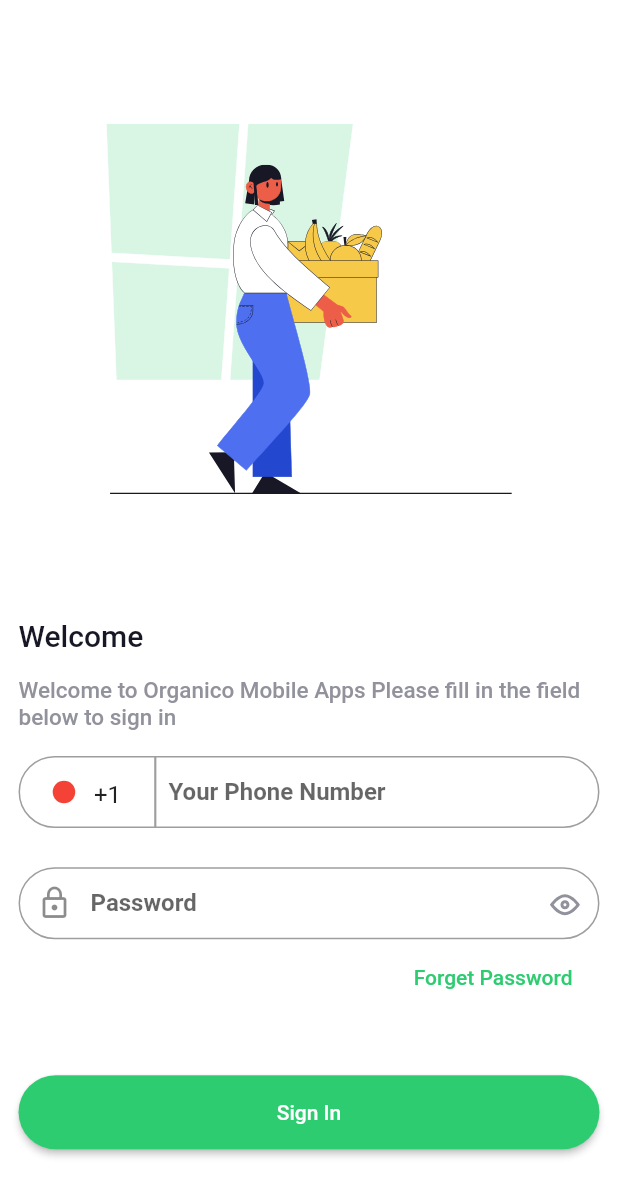
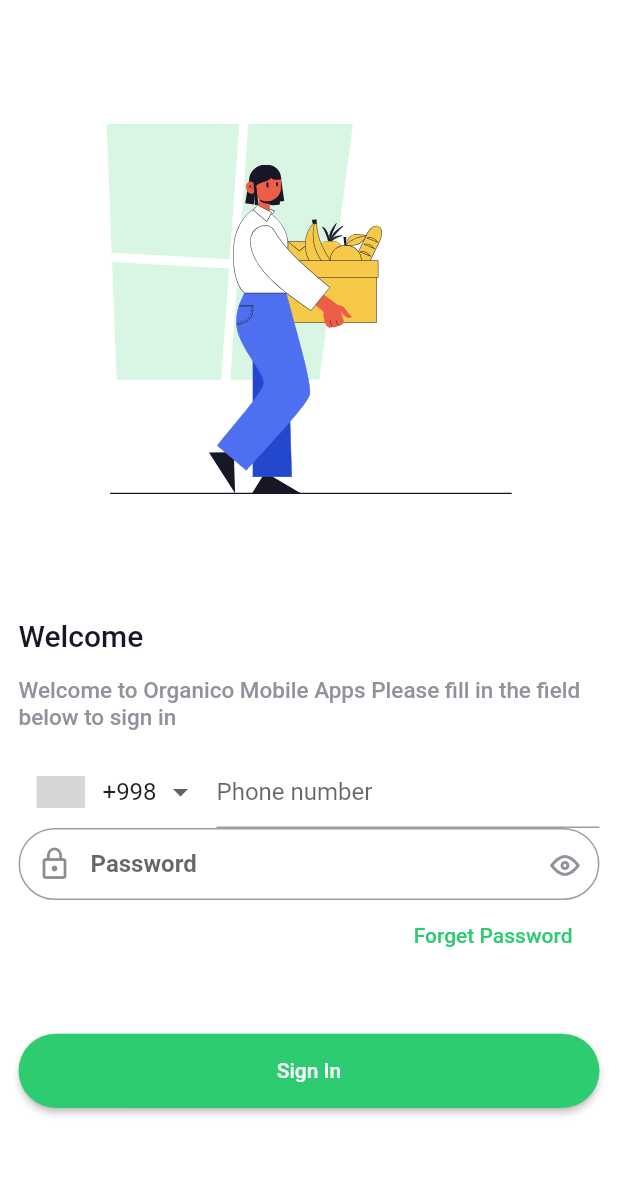
Before and after one commit to BekzodGayratov/GroceryApp, a Flutter app: the SignInPage screen opened by its route, on a phone screen of 412 x 824 dp. Shown: the top 1196 px of the screen. Run offline on Flutter 3.47's test engine with Material 2 defaults, Android fonts, the phone set to English and light mode, and no system bars; drawn by our look-alikes of intl_phone_number_input; our stand-ins replace animate_do, firebase_auth, firebase_core, flutter_svg; accounts and stored records are empty; grey boxes are pictures that could not be loaded.

Commit message:
UI ga commponentlar qo'shildi

```diff
--- a/lib/components/global_numbers.dart
+++ /dev/null
@@ -1,5 +0,0 @@
-List<String> names = [
-  "+1",
-  "+998",
-  "+44"
-];
--- a/lib/main.dart
+++ b/lib/main.dart
@@ -16,7 +16,7 @@ class MyApp extends StatelessWidget {
   Widget build(BuildContext context) {
     return MaterialApp(
       debugShowCheckedModeBanner: false,
-      initialRoute: '/enterance',
+      initialRoute: '/',
       onGenerateRoute: _myRouter.onGenerate,
     );
   }
--- a/lib/view/pages/enterance_page.dart
+++ b/lib/view/pages/enterance_page.dart
@@ -1,5 +1,4 @@
 import 'package:firebase_auth/firebase_auth.dart';
-import 'package:firebase_core/firebase_core.dart';
 import 'package:flutter/material.dart';
 import 'package:flutter_svg/flutter_svg.dart';
 import 'package:project/providers/change_theme_provider.dart';
--- a/lib/view/pages/sign_in_page.dart
+++ b/lib/view/pages/sign_in_page.dart
@@ -1,12 +1,11 @@
 import 'package:animate_do/animate_do.dart';
 import 'package:flutter/material.dart';
 import 'package:flutter_svg/flutter_svg.dart';
-import 'package:project/components/global_numbers.dart';
+import 'package:intl_phone_number_input/intl_phone_number_input.dart';
 import 'package:project/constants/themeMode/light_theme_colors.dart';
 import 'package:project/providers/change_theme_provider.dart';
 import 'package:project/providers/hide_password_provider.dart';
 import 'package:project/services/fireBase_phone_auth_service.dart';
-import 'package:project/view/screens/home_page.dart';
 import 'package:provider/provider.dart';
 
 class SignInPage extends StatefulWidget {
@@ -17,8 +16,8 @@ class SignInPage extends StatefulWidget {
 }
 
 class _SignInPageState extends State<SignInPage> {
-  String _valueDrop = "+1";
-  final TextEditingController _phoneController = TextEditingController();
+  String? _phoneNumber;
+  PhoneNumber number = PhoneNumber(isoCode: "UZ");
   @override
   Widget build(BuildContext context) {
     return MultiProvider(
@@ -71,93 +70,16 @@ class _SignInPageState extends State<SignInPage> {
                     Form(
                       child: Column(
                         children: [
-                          SizedBox(
-                            height: MediaQuery.of(context).size.height * 0.06,
-                            child: TextFormField(
-                              keyboardType: TextInputType.number,
-                              controller: _phoneController,
-                              decoration: InputDecoration(
-                                  contentPadding: EdgeInsets.only(
-                                      top: MediaQuery.of(context).size.height *
-                                          0.03),
-                                  hintText: "Your Phone Number",
-                                  hintStyle: const TextStyle(
-                                      fontWeight: FontWeight.bold),
-                                  border: OutlineInputBorder(
-                                      borderRadius:
-                                          BorderRadius.circular(30.0)),
-                                  prefixIcon: SizedBox(
-                                    width: 100,
-                                    height: 20,
-                                    child: Row(
-                                      children: [
-                                        Padding(
-                                          padding: EdgeInsets.only(
-                                              top: MediaQuery.of(context)
-                                                      .size
-                                                      .height *
-                                                  0.02,
-                                              bottom: MediaQuery.of(context)
-                                                      .size
-                                                      .height *
-                                                  0.02,
-                                              left: MediaQuery.of(context)
-                                                      .size
-                                                      .width *
-                                                  0.025),
-                                          child: DropdownButtonHideUnderline(
-                                            child: DropdownButton(
-                                              iconSize: 0.0,
-                                              value: _valueDrop,
-                                              items: List.generate(names.length,
-                                                  (index) {
-                                                return DropdownMenuItem(
-                                                    value: names[index],
-                                                    child: Row(
-                                                      children: [
-                                                        CircleAvatar(
-                                                            backgroundColor:
-                                                                Colors.red),
-                                                        Text(names[index])
-                                                      ],
-                                                    ));
-                                              }),
-                                              onChanged: (v) {
-                                                setState(() {
-                                                  _valueDrop = v.toString();
-                                                });
+                          InternationalPhoneNumberInput(
+                            onInputChanged: (PhoneNumber number) {
+                              _phoneNumber = number.phoneNumber;
                             },
+                            ignoreBlank: false,
+                            autoValidateMode: AutovalidateMode.disabled,
+                            initialValue: number,
+
                           ),
-                                          ),
-                                        ),
-                                        SizedBox(
-                                          width: MediaQuery.of(context)
-                                                  .size
-                                                  .width *
-                                              0.01,
-                                        ),
-                                        Container(
-                                          height: MediaQuery.of(context)
-                                                  .size
-                                                  .height *
-                                              0.057,
-                                          width: MediaQuery.of(context)
-                                                  .size
-                                                  .width *
-                                              0.0035,
-                                          color: Colors.grey,
-                                        ),
-                                      ],
-                                    ),
-                                  )),
-                            ),
-                          ),
-                          SizedBox(
-                            height: MediaQuery.of(context).size.height * 0.03,
-                          ),
-                          SizedBox(
-                            height: MediaQuery.of(context).size.height * 0.06,
-                            child: TextFormField(
+                          TextFormField(
                             obscureText:
                                 context.watch<HidePasswordProvider>().hide,
                             decoration: InputDecoration(
@@ -169,8 +91,7 @@ class _SignInPageState extends State<SignInPage> {
                                 hintStyle: const TextStyle(
                                     fontWeight: FontWeight.bold),
                                 border: OutlineInputBorder(
-                                      borderRadius:
-                                          BorderRadius.circular(30.0)),
+                                    borderRadius: BorderRadius.circular(30.0)),
                                 suffixIcon: IconButton(
                                   icon: SvgPicture.asset("assets/eye.svg"),
                                   onPressed: () {
@@ -179,7 +100,6 @@ class _SignInPageState extends State<SignInPage> {
                                         .hidePassword();
                                   },
                                 )),
-                            ),
                           ),
                         ],
                       ),
@@ -218,7 +138,7 @@ class _SignInPageState extends State<SignInPage> {
                           ),
                           onPressed: () {
                             LoginWithPhone.loginWithPhone(
-                                _phoneController.text);
+                                _phoneNumber.toString());
                             setState(() {});
                             Navigator.pushNamed(context, '/verifyCode');
                           },
--- a/lib/view/screens/home_page.dart
+++ b/lib/view/screens/home_page.dart
@@ -1,4 +1,5 @@
 import 'package:flutter/material.dart';
+import 'package:flutter_svg/flutter_svg.dart';
 
 class HomePage extends StatelessWidget {
   const HomePage({ Key? key }) : super(key: key);
@@ -6,7 +7,18 @@ class HomePage extends StatelessWidget {
   @override
   Widget build(BuildContext context) {
     return Scaffold(
-      appBar: AppBar(title: Text("Welcome")),
+      bottomNavigationBar: BottomNavigationBar(
+        type: BottomNavigationBarType.fixed,
+        currentIndex: 0,
+        unselectedItemColor: Color(0xFF696974),
+        unselectedLabelStyle: TextStyle(fontWeight: FontWeight.w500),
+        items: [
+          BottomNavigationBarItem(icon: SvgPicture.asset("assets/bottomNavigation/home.svg"),label: "Home"),
+          BottomNavigationBarItem(icon: SvgPicture.asset("assets/bottomNavigation/search.svg"),label: "Home"),
+          BottomNavigationBarItem(icon: SvgPicture.asset("assets/bottomNavigation/cart.svg"),label: "Home"),
+          BottomNavigationBarItem(icon: SvgPicture.asset("assets/bottomNavigation/profile.svg"),label: "Home"),
+        ],
+      ),
     );
   }
 }
--- a/pubspec.yaml
+++ b/pubspec.yaml
@@ -43,6 +43,7 @@ dependencies:
   cloud_firestore: ^3.1.8
   firebase_storage: ^10.2.7
   pinput: ^1.2.2
+  intl_phone_number_input: ^0.7.0+2
 
 dev_dependencies:
   flutter_test:
@@ -72,6 +73,7 @@ flutter:
     - assets/darkMode/
     - assets/
     - assets/flags/
+    - assets/bottomNavigation/
   #   - images/a_dot_ham.jpeg
 
   # An image asset can refer to one or more resolution-specific "variants", see
```
Also changed, not shown: assets/bottomNavigation/cart.svg (added), assets/bottomNavigation/home.svg (added), assets/bottomNavigation/profile.svg (added), assets/bottomNavigation/search.svg (added), pubspec.lock. Lines whose indentation alone changed are shown as unchanged.
